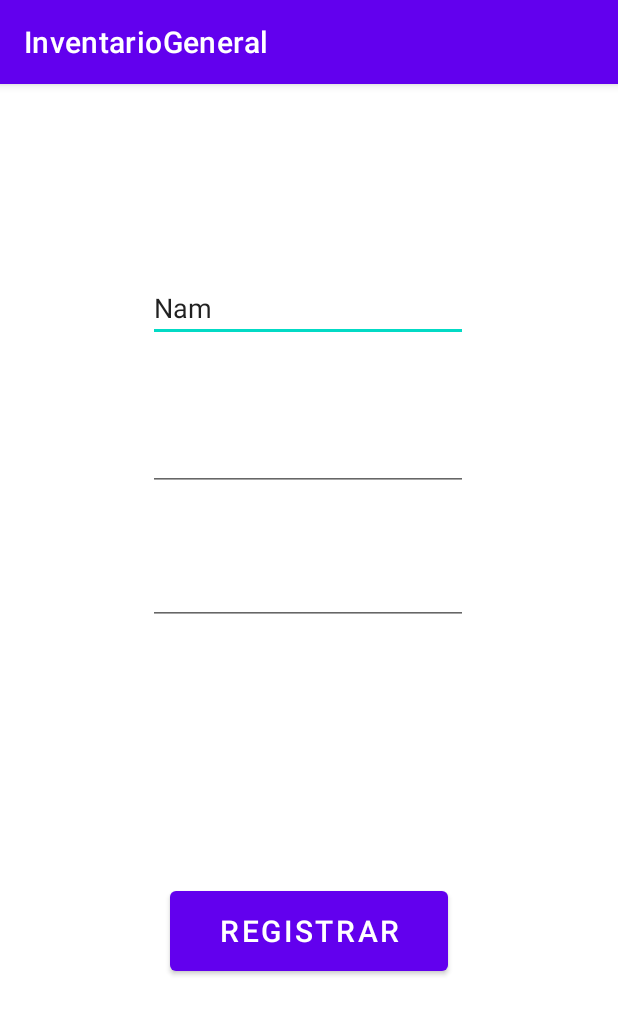
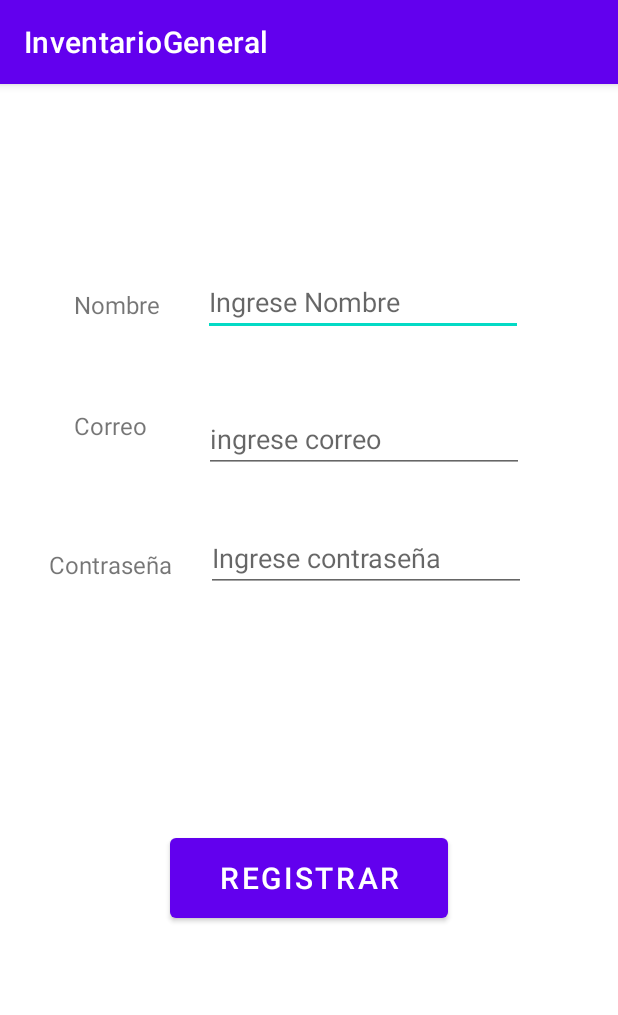
Before and after one commit to holger27/InventarioGeneral, an Android app: the Registro screen opened directly, with no data from a screen before it, on a phone screen of 412 x 824 dp. Shown: the top 1015 px of the screen. Run offline under Robolectric (Android 15) with nearby library versions, the phone set to English and light mode, and no system bars.

Commit message:
se enlaza con firebase, correo: inventariogeneral103@gmail.com clave : itsplace
se crea llave
se organiza el registro ,ya casi funcional

```diff
--- a/app/build.gradle
+++ b/app/build.gradle
@@ -1,5 +1,6 @@
 plugins {
     id 'com.android.application'
+    id 'com.google.gms.google-services'
 }
 
 android {
@@ -36,4 +37,10 @@ dependencies {
     testImplementation 'junit:junit:4.13.2'
     androidTestImplementation 'androidx.test.ext:junit:1.1.3'
     androidTestImplementation 'androidx.test.espresso:espresso-core:3.5.0'
+    implementation platform('com.google.firebase:firebase-bom:31.1.1')
+    //implementos de firebase
+    implementation('com.google.firebase:firebase-auth')
+    implementation('com.google.firebase:firebase-firestore')
+
+
 }
--- a/app/src/main/res/layout/activity_registro.xml
+++ b/app/src/main/res/layout/activity_registro.xml
@@ -5,46 +5,6 @@
     android:layout_width="match_parent"
     android:layout_height="match_parent"
     tools:context=".Registro">
-
-    <EditText
-        android:id="@+id/editTextTextPersonName"
-        android:layout_width="wrap_content"
-        android:layout_height="wrap_content"
-        android:ems="10"
-        android:inputType="textPersonName"
-        android:text="Nam"
-        app:layout_constraintBottom_toTopOf="@+id/editTextTextEmailAddress"
-        app:layout_constraintEnd_toEndOf="parent"
-        app:layout_constraintHorizontal_bias="0.497"
-        app:layout_constraintStart_toStartOf="parent"
-        app:layout_constraintTop_toTopOf="parent"
-        app:layout_constraintVertical_bias="0.7" />
-
-    <EditText
-        android:id="@+id/editTextTextEmailAddress"
-        android:layout_width="wrap_content"
-        android:layout_height="wrap_content"
-        android:ems="10"
-        android:inputType="textEmailAddress"
-        app:layout_constraintBottom_toBottomOf="parent"
-        app:layout_constraintEnd_toEndOf="parent"
-        app:layout_constraintHorizontal_bias="0.497"
-        app:layout_constraintStart_toStartOf="parent"
-        app:layout_constraintTop_toTopOf="parent"
-        app:layout_constraintVertical_bias="0.313" />
-
-    <EditText
-        android:id="@+id/editTextTextPassword"
-        android:layout_width="wrap_content"
-        android:layout_height="wrap_content"
-        android:ems="10"
-        android:inputType="textPassword"
-        app:layout_constraintBottom_toBottomOf="parent"
-        app:layout_constraintEnd_toEndOf="parent"
-        app:layout_constraintHorizontal_bias="0.497"
-        app:layout_constraintStart_toStartOf="parent"
-        app:layout_constraintTop_toBottomOf="@+id/editTextTextEmailAddress"
-        app:layout_constraintVertical_bias="0.098" />
 
     <Button
         android:id="@+id/botRegistrar"
@@ -55,5 +15,89 @@
         app:layout_constraintBottom_toBottomOf="parent"
         app:layout_constraintEnd_toEndOf="parent"
         app:layout_constraintStart_toStartOf="parent"
-        app:layout_constraintTop_toBottomOf="@+id/editTextTextPassword" />
+        app:layout_constraintTop_toTopOf="parent"
+        app:layout_constraintVertical_bias="0.707" />
+
+    <TextView
+        android:id="@+id/textView2"
+        android:layout_width="64dp"
+        android:layout_height="32dp"
+        android:text="Nombre"
+        android:textSize="16sp"
+        app:layout_constraintBottom_toBottomOf="parent"
+        app:layout_constraintEnd_toStartOf="@+id/editTextTextPersonName"
+        app:layout_constraintHorizontal_bias="0.689"
+        app:layout_constraintStart_toStartOf="parent"
+        app:layout_constraintTop_toTopOf="parent"
+        app:layout_constraintVertical_bias="0.185" />
+
+    <TextView
+        android:id="@+id/textView3"
+        android:layout_width="64dp"
+        android:layout_height="32dp"
+        android:text="Correo"
+        android:textSize="16sp"
+        app:layout_constraintBottom_toBottomOf="parent"
+        app:layout_constraintEnd_toStartOf="@+id/editTextTextPersonName"
+        app:layout_constraintHorizontal_bias="0.689"
+        app:layout_constraintStart_toStartOf="parent"
+        app:layout_constraintTop_toTopOf="parent"
+        app:layout_constraintVertical_bias="0.294" />
+
+    <TextView
+        android:id="@+id/textView4"
+        android:layout_width="92dp"
+        android:layout_height="33dp"
+        android:text="Contraseña"
+        android:textSize="16sp"
+        app:layout_constraintBottom_toBottomOf="parent"
+        app:layout_constraintEnd_toEndOf="parent"
+        app:layout_constraintHorizontal_bias="0.103"
+        app:layout_constraintStart_toStartOf="parent"
+        app:layout_constraintTop_toTopOf="parent"
+        app:layout_constraintVertical_bias="0.421" />
+
+    <EditText
+        android:id="@+id/editTextTextPersonName"
+        android:layout_width="wrap_content"
+        android:layout_height="wrap_content"
+        android:ems="10"
+        android:hint="Ingrese Nombre"
+        android:inputType="textPersonName"
+        android:tag="fbf"
+        app:layout_constraintBottom_toBottomOf="parent"
+        app:layout_constraintEnd_toEndOf="parent"
+        app:layout_constraintHorizontal_bias="0.681"
+        app:layout_constraintStart_toStartOf="parent"
+        app:layout_constraintTop_toTopOf="parent"
+        app:layout_constraintVertical_bias="0.17" />
+
+    <EditText
+        android:id="@+id/editTextTextEmailAddress"
+        android:layout_width="wrap_content"
+        android:layout_height="wrap_content"
+        android:ems="10"
+        android:hint="ingrese correo"
+        android:inputType="textEmailAddress"
+        app:layout_constraintBottom_toBottomOf="parent"
+        app:layout_constraintEnd_toEndOf="parent"
+        app:layout_constraintHorizontal_bias="0.267"
+        app:layout_constraintStart_toEndOf="@+id/textView3"
+        app:layout_constraintTop_toBottomOf="@+id/editTextTextPersonName"
+        app:layout_constraintVertical_bias="0.083" />
+
+    <EditText
+        android:id="@+id/editTextTextPassword"
+        android:layout_width="wrap_content"
+        android:layout_height="wrap_content"
+        android:ems="10"
+        android:hint="Ingrese contraseña"
+        android:inputType="textPassword"
+        app:layout_constraintBottom_toBottomOf="parent"
+        app:layout_constraintEnd_toEndOf="parent"
+        app:layout_constraintHorizontal_bias="0.171"
+        app:layout_constraintStart_toEndOf="@+id/textView4"
+        app:layout_constraintTop_toBottomOf="@+id/editTextTextEmailAddress"
+        app:layout_constraintVertical_bias="0.073" />
+
 </androidx.constraintlayout.widget.ConstraintLayout>
--- a/build.gradle
+++ b/build.gradle
@@ -1,4 +1,20 @@
 // Top-level build file where you can add configuration options common to all sub-projects/modules.
+buildscript {
+    repositories {
+        // Make sure that you have the following two repositories
+        google()  // Google's Maven repository
+
+        mavenCentral()  // Maven Central repository
+
+    }
+    dependencies {
+
+        // Add the dependency for the Google services Gradle plugin
+        classpath 'com.google.gms:google-services:4.3.13'
+
+    }
+}
+
 plugins {
     id 'com.android.application' version '7.3.1' apply false
     id 'com.android.library' version '7.3.1' apply false
```
Also changed, not shown: 1 other file.
